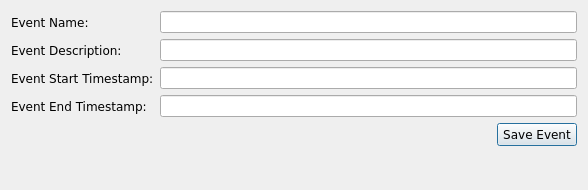
This is ui/event_configuration.ui in CS4311-spring-2020/pick-tool-team14-keikaku as Qt 5 draws it before an edit. The edited form follows.
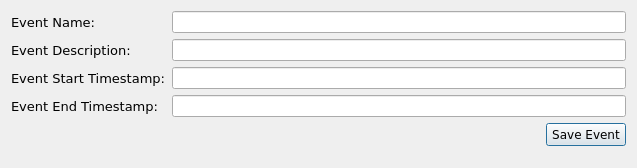
This is the edited form.

Commit message: Cleaned up and unified change_configuration, event_configuration, filter_configuration, and team_configuration.

What changed in the file:
```diff
--- a/ui/event_configuration.ui
+++ b/ui/event_configuration.ui
@@ -9,8 +9,8 @@
    <rect>
     <x>0</x>
     <y>0</y>
-    <width>588</width>
-    <height>190</height>
+    <width>637</width>
+    <height>168</height>
    </rect>
   </property>
   <property name="sizePolicy">
@@ -22,7 +22,7 @@
   <property name="maximumSize">
    <size>
     <width>16777215</width>
-    <height>190</height>
+    <height>168</height>
    </size>
   </property>
   <property name="windowTitle">
@@ -34,6 +34,7 @@
      <property name="font">
       <font>
        <family>Verdana</family>
+       <pointsize>10</pointsize>
       </font>
      </property>
      <property name="text">
@@ -61,6 +62,7 @@
      <property name="font">
       <font>
        <family>Verdana</family>
+       <pointsize>10</pointsize>
       </font>
      </property>
      <property name="text">
@@ -88,6 +90,7 @@
      <property name="font">
       <font>
        <family>Verdana</family>
+       <pointsize>10</pointsize>
       </font>
      </property>
      <property name="text">
@@ -115,6 +118,7 @@
      <property name="font">
       <font>
        <family>Verdana</family>
+       <pointsize>10</pointsize>
        <italic>false</italic>
       </font>
      </property>
```
The commit also changes 4 other files.
